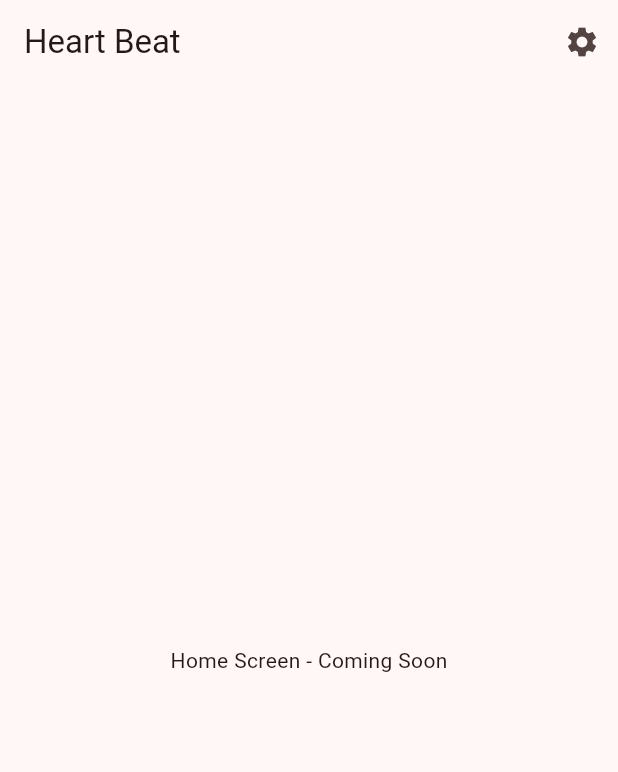
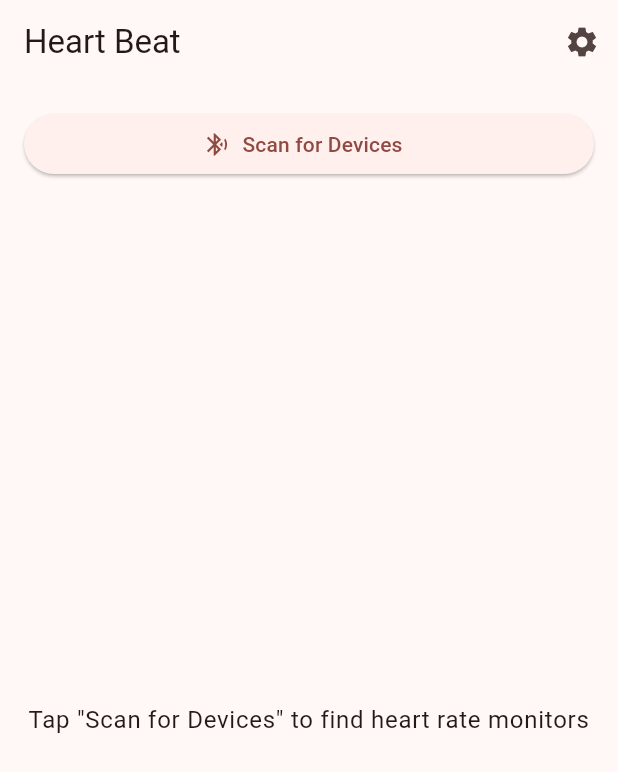
Before and after one commit to RyosukeMondo/heart-beat2, a Flutter app: the screen it shows after launch, on a phone screen of 412 x 824 dp. Shown: the top 772 px of the screen. Run offline on Flutter 3.47's test engine with Material 3 defaults, Android fonts, the phone set to English and light mode, and no system bars; our stand-ins replace permission_handler; missing offline and left inert: dart:ffi, flutter_rust_bridge.

Commit message:
feat(flutter): implement HomeScreen with BLE device scanning
Implement task 2.1 from flutter-app spec:
- Add Bluetooth permission handling (scan, connect, location)
- Integrate scanDevices() API from FRB bindings
- Display discovered devices in ListView with name and RSSI
- Show loading state during scan with progress indicator
- Handle permission denial with error message and SnackBar
- Navigate to SessionScreen with device_id on device tap
- Material Design 3 error display for scan failures

Co-Authored-By: Claude Sonnet 4.5 <noreply@anthropic.com>

```diff
--- a/lib/src/screens/home_screen.dart
+++ b/lib/src/screens/home_screen.dart
@@ -1,4 +1,7 @@
 import 'package:flutter/material.dart';
+import 'package:permission_handler/permission_handler.dart';
+import '../bridge/api_generated.dart/api.dart';
+import '../bridge/api_generated.dart/domain/heart_rate.dart';
 
 /// Home screen for device scanning and selection
 class HomeScreen extends StatefulWidget {
@@ -9,6 +12,64 @@ class HomeScreen extends StatefulWidget {
 }
 
 class _HomeScreenState extends State<HomeScreen> {
+  List<DiscoveredDevice> _devices = [];
+  bool _isScanning = false;
+  String? _error;
+
+  Future<void> _scanForDevices() async {
+    setState(() {
+      _isScanning = true;
+      _error = null;
+      _devices = [];
+    });
+
+    try {
+      // Request Bluetooth permissions
+      final bluetoothScan = await Permission.bluetoothScan.request();
+      final bluetoothConnect = await Permission.bluetoothConnect.request();
+      final location = await Permission.locationWhenInUse.request();
+
+      if (!bluetoothScan.isGranted ||
+          !bluetoothConnect.isGranted ||
+          !location.isGranted) {
+        if (!mounted) return;
+        setState(() {
+          _error = 'Bluetooth permissions are required';
+          _isScanning = false;
+        });
+        ScaffoldMessenger.of(context).showSnackBar(
+          const SnackBar(
+            content: Text('Bluetooth permissions denied. Please enable them in settings.'),
+            duration: Duration(seconds: 3),
+          ),
+        );
+        return;
+      }
+
+      // Scan for devices
+      final devices = await scanDevices();
+      if (!mounted) return;
+      setState(() {
+        _devices = devices;
+        _isScanning = false;
+      });
+    } catch (e) {
+      if (!mounted) return;
+      setState(() {
+        _error = 'Scan failed: $e';
+        _isScanning = false;
+      });
+    }
+  }
+
+  void _connectToDevice(DiscoveredDevice device) {
+    Navigator.pushNamed(
+      context,
+      '/session',
+      arguments: {'device_id': device.id, 'device_name': device.name},
+    );
+  }
+
   @override
   Widget build(BuildContext context) {
     return Scaffold(
@@ -23,8 +84,78 @@ class _HomeScreenState extends State<HomeScreen> {
           ),
         ],
       ),
-      body: const Center(
-        child: Text('Home Screen - Coming Soon'),
+      body: Column(
+        children: [
+          Padding(
+            padding: const EdgeInsets.all(16.0),
+            child: SizedBox(
+              width: double.infinity,
+              child: ElevatedButton.icon(
+                onPressed: _isScanning ? null : _scanForDevices,
+                icon: _isScanning
+                    ? const SizedBox(
+                        width: 16,
+                        height: 16,
+                        child: CircularProgressIndicator(strokeWidth: 2),
+                      )
+                    : const Icon(Icons.bluetooth_searching),
+                label: Text(_isScanning ? 'Scanning...' : 'Scan for Devices'),
+              ),
+            ),
+          ),
+          if (_error != null)
+            Padding(
+              padding: const EdgeInsets.symmetric(horizontal: 16.0),
+              child: Card(
+                color: Theme.of(context).colorScheme.errorContainer,
+                child: Padding(
+                  padding: const EdgeInsets.all(12.0),
+                  child: Row(
+                    children: [
+                      Icon(
+                        Icons.error_outline,
+                        color: Theme.of(context).colorScheme.onErrorContainer,
+                      ),
+                      const SizedBox(width: 8),
+                      Expanded(
+                        child: Text(
+                          _error!,
+                          style: TextStyle(
+                            color: Theme.of(context).colorScheme.onErrorContainer,
+                          ),
+                        ),
+                      ),
+                    ],
+                  ),
+                ),
+              ),
+            ),
+          Expanded(
+            child: _devices.isEmpty
+                ? Center(
+                    child: Text(
+                      _isScanning
+                          ? 'Scanning for heart rate monitors...'
+                          : 'Tap "Scan for Devices" to find heart rate monitors',
+                      textAlign: TextAlign.center,
+                      style: Theme.of(context).textTheme.bodyLarge,
+                    ),
+                  )
+                : ListView.builder(
+                    itemCount: _devices.length,
+                    itemBuilder: (context, index) {
+                      final device = _devices[index];
+                      return ListTile(
+                        leading: const Icon(Icons.favorite),
+                        title: Text(device.name ?? 'Unknown Device'),
+                        subtitle: Text('RSSI: ${device.rssi} dBm'),
+                        trailing: const Icon(Icons.arrow_forward_ios),
+                        onTap: () => _connectToDevice(device),
+                      );
+                    },
+                  ),
+          ),
+        ],
       ),
     );
   }
```
